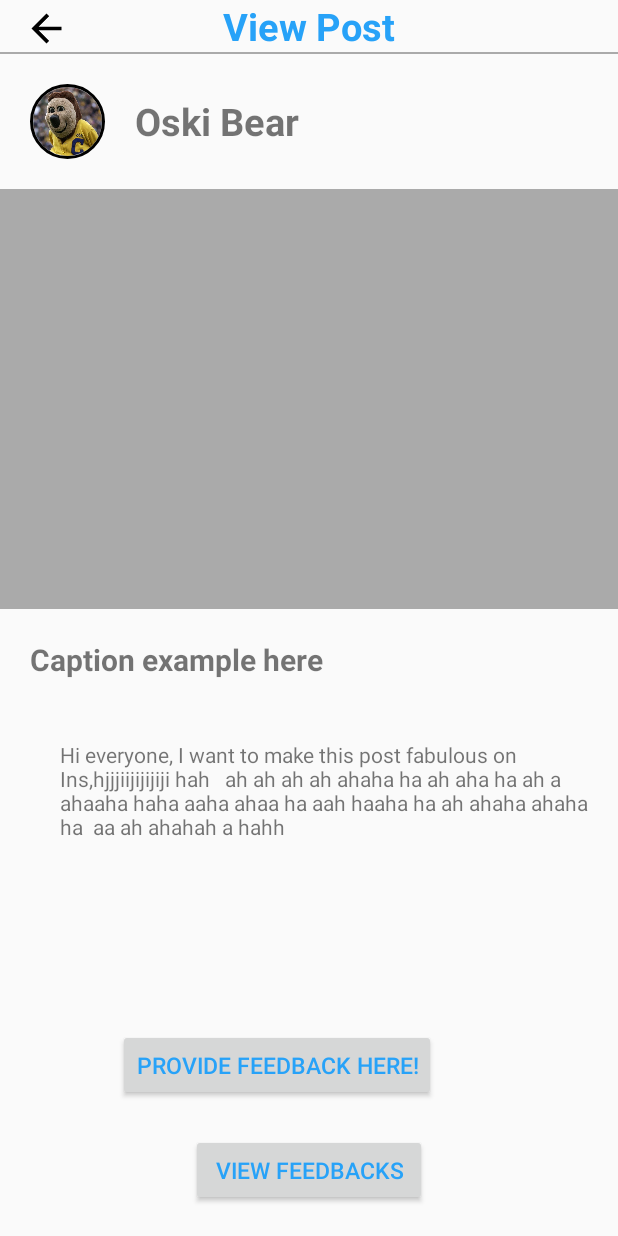
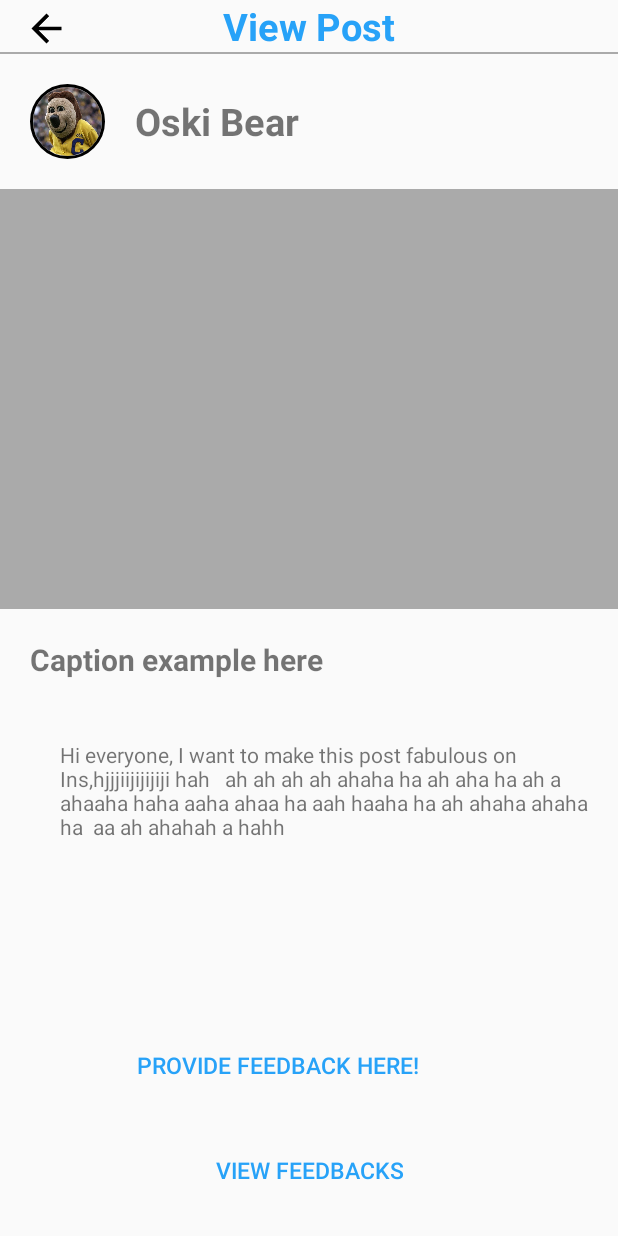
Before and after one commit to gnahum12345/CS160-Final-Project, an Android app: the PostDetailActivity screen opened directly, with no data from a screen before it, on a phone screen of 412 x 824 dp. Run offline under Robolectric (Android 15) with nearby library versions, the phone set to English and light mode, and no system bars; our stand-ins replace CircleImageView; libraries missing offline, so code that uses them is left out: com.parse; 3 statements that could not run were skipped.

Commit message:
made the buttons more reasonable as well as add 'Schedule Post' button

```diff
--- a/app/src/main/java/com/example/gabriel/sociala/PostDetailActivity.java
+++ b/app/src/main/java/com/example/gabriel/sociala/PostDetailActivity.java
@@ -5,6 +5,7 @@ package com.example.gabriel.sociala;
 import android.content.Intent;
 import android.os.Bundle;
 import android.support.annotation.Nullable;
+import android.support.design.widget.Snackbar;
 import android.support.v7.app.AppCompatActivity;
 import android.util.Log;
 import android.view.View;
@@ -33,7 +34,10 @@ public class PostDetailActivity extends AppCompatActivity implements View.OnClic
     private TextView tvUserName;
     private TextView tvCaption;
     private TextView tvReason;
+    private TextView tvSchedulePost;
+
     private Post post;
+
 
     @Override
     public void onCreate(@Nullable Bundle savedInstanceState) {
@@ -48,6 +52,7 @@ public class PostDetailActivity extends AppCompatActivity implements View.OnClic
         tvCaption = findViewById(R.id.post_caption);
         tvReason = findViewById(R.id.post_requirement);
         tvUserName = findViewById(R.id.username);
+        tvSchedulePost = findViewById(R.id.schedulePostBtn);
 
         Intent i = getIntent();
         final String objectID = i.getStringExtra("postID");
@@ -81,6 +86,11 @@ public class PostDetailActivity extends AppCompatActivity implements View.OnClic
 
                     try {
                         creator = creator.fetchIfNeeded();
+                        if (creator == ParseUser.getCurrentUser()) {
+                            tvSchedulePost.setVisibility(View.VISIBLE);
+                        } else {
+                            tvSchedulePost.setVisibility(View.GONE);
+                        }
                         tvUserName.setText(creator.getUsername());
                         ParseFile pf = creator.getParseFile("profilePic");
                         if (pf != null) {
@@ -94,6 +104,12 @@ public class PostDetailActivity extends AppCompatActivity implements View.OnClic
                     e.printStackTrace();
                     Log.e(TAG, "done: ", e);
                 }
+            }
+        });
+        tvSchedulePost.setOnClickListener(new View.OnClickListener() {
+            @Override
+            public void onClick(View v) {
+                Snackbar.make(v, "Unfortunately this feature wasn't fully built yet. ", Snackbar.LENGTH_LONG).show();
             }
         });
         back.setOnClickListener(new View.OnClickListener() {
--- a/app/src/main/java/com/example/gabriel/sociala/models/Feedback.java
+++ b/app/src/main/java/com/example/gabriel/sociala/models/Feedback.java
@@ -1,6 +1,5 @@
 package com.example.gabriel.sociala.models;
 
-import com.example.gabriel.sociala.exceptions.FeedbackException;
 import com.parse.ParseClassName;
 import com.parse.ParseFile;
 import com.parse.ParseObject;
@@ -102,12 +101,10 @@ public class Feedback extends ParseObject {
 
     /**
      * When editing a post. This should be called once all the user reviewed the post.
-     * @throws FeedbackException when missing piece of information.
      */
-    public void postFeedback() throws FeedbackException {
+    public void postFeedback()  {
         String missingData = this.checkData();
         if (!missingData.isEmpty()) {
-            throw new FeedbackException(missingData);
         }
         //  upload to db.
         saveInBackground();
--- a/app/src/main/java/com/example/gabriel/sociala/models/Post.java
+++ b/app/src/main/java/com/example/gabriel/sociala/models/Post.java
@@ -1,6 +1,6 @@
 package com.example.gabriel.sociala.models;
 
-import com.example.gabriel.sociala.exceptions.PostException;
+
 import com.parse.ParseACL;
 import com.parse.ParseClassName;
 import com.parse.ParseFile;
@@ -119,10 +119,9 @@ public class Post extends ParseObject {
      * and make user's postCount++;
      * and false otherwise.
      * */
-    public void uploadToDB() throws PostException {
+    public void uploadToDB() {
         String missingData = this.checkData();
         if (!missingData.isEmpty()) {
-            throw new PostException(missingData);
         }
 
         //upload to DB;
--- a/app/src/main/res/layout/activity_post.xml
+++ b/app/src/main/res/layout/activity_post.xml
@@ -10,7 +10,7 @@
         android:id="@+id/image_view_photo"
         android:layout_width="match_parent"
         android:layout_height="280dp"
-        android:scaleType="centerCrop"
+        android:scaleType="fitCenter"
         app:layout_constraintBottom_toBottomOf="parent"
         app:layout_constraintEnd_toEndOf="parent"
         app:layout_constraintHorizontal_bias="0.0"
--- a/app/src/main/res/layout/activity_post_detail.xml
+++ b/app/src/main/res/layout/activity_post_detail.xml
@@ -37,6 +37,18 @@
             android:textColor="@color/colorPrimary"
             android:textSize="25sp"
             android:textStyle="bold" />
+
+        <TextView
+            android:id="@+id/schedulePostBtn"
+            android:visibility="gone"
+            android:layout_width="wrap_content"
+            android:layout_height="20dp"
+            android:textColor="@color/colorPrimary"
+            android:textSize="15sp"
+            android:layout_alignParentEnd="true"
+            android:layout_marginTop="7dp"
+            android:layout_marginEnd="0dp"
+            android:text="Schedule Post" />
 
     </RelativeLayout>
     <View
@@ -88,7 +100,7 @@
             android:layout_width="match_parent"
             android:layout_height="280dp"
             android:background="@android:color/darker_gray"
-            android:scaleType="centerCrop" />
+            />
 
         <TextView
             android:id="@+id/post_caption"
@@ -115,6 +127,7 @@
 
     <Button
         android:id="@+id/view_feedback_btn"
+        style="?android:attr/borderlessButtonStyle"
         android:layout_width="wrap_content"
         android:layout_height="wrap_content"
         android:layout_centerHorizontal="true"
@@ -126,6 +139,7 @@
 
     <Button
         android:id="@+id/provide_feedback_btn"
+        style="?android:attr/borderlessButtonStyle"
         android:layout_width="wrap_content"
         android:layout_height="wrap_content"
         android:layout_above="@+id/view_feedback_btn"
```
Also changed, not shown: app/src/main/java/com/example/gabriel/sociala/PostPhotoActivity.java (+7 -3 lines).
